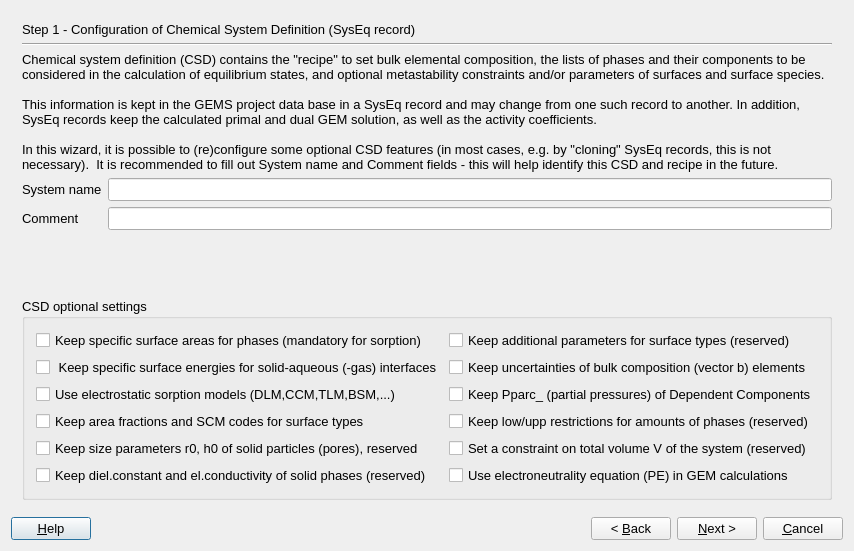
First picture: the form in gems3/vizor4/dlg4/SystemWizard4.ui, repository gemshub/GEMSGUI, before the edit.
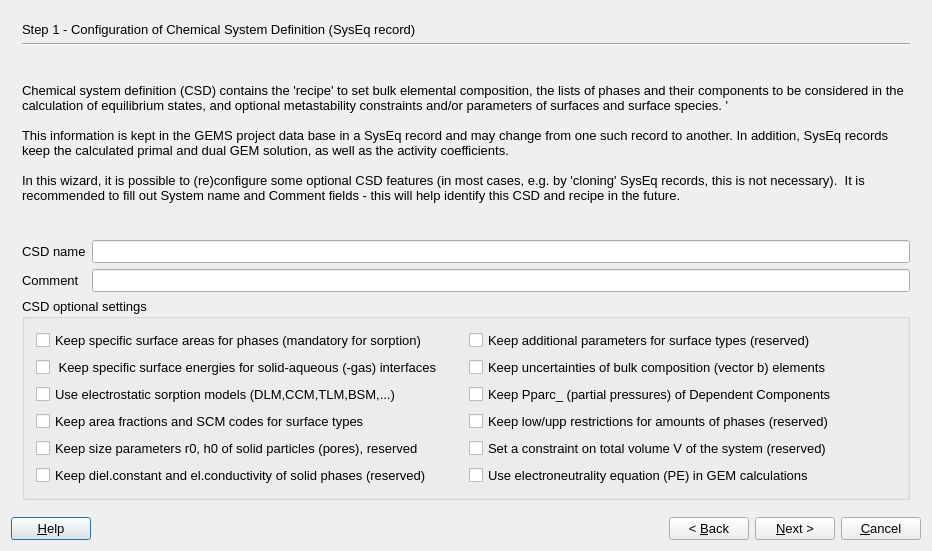
Second picture: the form after the edit. The open tabs and pages were chosen to show the change.

Commit message: Merged from upgrade adjusted fonts and comments on all dialogs (for consistency between win32, macosx and linux) DK,SD

```diff
--- a/gems3/vizor4/dlg4/SystemWizard4.ui
+++ b/gems3/vizor4/dlg4/SystemWizard4.ui
@@ -6,7 +6,7 @@
    <rect>
     <x>0</x>
     <y>0</y>
-    <width>827</width>
+    <width>932</width>
     <height>551</height>
    </rect>
   </property>
@@ -18,8 +18,8 @@
   <property name="windowTitle">
    <string>GEM-Selektor System</string>
   </property>
-  <layout class="QVBoxLayout" name="verticalLayout_3">
-   <item>
+  <layout class="QGridLayout" name="gridLayout_3">
+   <item row="0" column="0">
     <widget class="QStackedWidget" name="stackedWidget">
      <property name="mouseTracking">
       <bool>false</bool>
@@ -40,7 +40,7 @@
       <number>1</number>
      </property>
      <widget class="QWidget" name="page">
-      <layout class="QGridLayout" name="gridLayout_3">
+      <layout class="QGridLayout" name="gridLayout">
        <item row="0" column="0" colspan="2">
         <widget class="QLabel" name="pageName">
          <property name="sizePolicy">
@@ -64,15 +64,11 @@
        <item row="2" column="0" colspan="2">
         <widget class="QLabel" name="textLabel12">
          <property name="text">
-          <string>&lt;!DOCTYPE HTML PUBLIC &quot;-//W3C//DTD HTML 4.0//EN&quot; &quot;http://www.w3.org/TR/REC-html40/strict.dtd&quot;&gt;
-&lt;html&gt;&lt;head&gt;&lt;meta name=&quot;qrichtext&quot; content=&quot;1&quot; /&gt;&lt;style type=&quot;text/css&quot;&gt;
-p, li { white-space: pre-wrap; }
-&lt;/style&gt;&lt;/head&gt;&lt;body style=&quot; font-family:'MS Shell Dlg 2'; font-size:10pt; font-weight:400; font-style:normal;&quot;&gt;
-&lt;p style=&quot; margin-top:0px; margin-bottom:0px; margin-left:0px; margin-right:0px; -qt-block-indent:0; text-indent:0px;&quot;&gt;Chemical system definition (CSD) contains the &amp;quot;recipe&amp;quot; to set bulk elemental composition, the lists of phases and their components to be considered in the calculation of equilibrium states, and optional metastability constraints and/or parameters of surfaces and surface species. &lt;/p&gt;
-&lt;p style=&quot;-qt-paragraph-type:empty; margin-top:0px; margin-bottom:0px; margin-left:0px; margin-right:0px; -qt-block-indent:0; text-indent:0px;&quot;&gt;&lt;/p&gt;
-&lt;p style=&quot; margin-top:0px; margin-bottom:0px; margin-left:0px; margin-right:0px; -qt-block-indent:0; text-indent:0px;&quot;&gt;This information is kept in the GEMS project data base in a SysEq record and may change from one such record to another. In addition, SysEq records keep the calculated primal and dual GEM solution, as well as the activity coefficients. &lt;/p&gt;
-&lt;p style=&quot;-qt-paragraph-type:empty; margin-top:0px; margin-bottom:0px; margin-left:0px; margin-right:0px; -qt-block-indent:0; text-indent:0px;&quot;&gt;&lt;/p&gt;
-&lt;p style=&quot; margin-top:0px; margin-bottom:0px; margin-left:0px; margin-right:0px; -qt-block-indent:0; text-indent:0px;&quot;&gt;In this wizard, it is possible to (re)configure some optional CSD features (in most cases, e.g. by &amp;quot;cloning&amp;quot; SysEq records, this is not necessary).  It is recommended to fill out System name and Comment fields - this will help identify this CSD and recipe in the future.&lt;/p&gt;&lt;/body&gt;&lt;/html&gt;</string>
+          <string>Chemical system definition (CSD) contains the 'recipe' to set bulk elemental composition, the lists of phases and their components to be considered in the calculation of equilibrium states, and optional metastability constraints and/or parameters of surfaces and surface species. '
+
+This information is kept in the GEMS project data base in a SysEq record and may change from one such record to another. In addition, SysEq records keep the calculated primal and dual GEM solution, as well as the activity coefficients. 
+
+In this wizard, it is possible to (re)configure some optional CSD features (in most cases, e.g. by 'cloning' SysEq records, this is not necessary).  It is recommended to fill out System name and Comment fields - this will help identify this CSD and recipe in the future.</string>
          </property>
          <property name="alignment">
           <set>Qt::AlignVCenter</set>
@@ -85,7 +81,7 @@
        <item row="3" column="0">
         <widget class="QLabel" name="label_2">
          <property name="text">
-          <string>System name</string>
+          <string>CSD name</string>
          </property>
         </widget>
        </item>
@@ -102,20 +98,7 @@
        <item row="4" column="1">
         <widget class="QLineEdit" name="pComment"/>
        </item>
-       <item row="5" column="0">
-        <spacer name="verticalSpacer">
-         <property name="orientation">
-          <enum>Qt::Vertical</enum>
-         </property>
-         <property name="sizeHint" stdset="0">
-          <size>
-           <width>20</width>
-           <height>32</height>
-          </size>
-         </property>
-        </spacer>
-       </item>
-       <item row="6" column="0" colspan="2">
+       <item row="5" column="0" colspan="2">
         <widget class="QGroupBox" name="groupBox">
          <property name="title">
           <string>CSD optional settings</string>
@@ -385,7 +368,7 @@
      </widget>
     </widget>
    </item>
-   <item>
+   <item row="1" column="0">
     <layout class="QHBoxLayout">
      <item>
       <widget class="QPushButton" name="pHelp">
```
Left out of the diff: 16 changed lines with no effect on the pictures. The commit also changes 39 other files.
